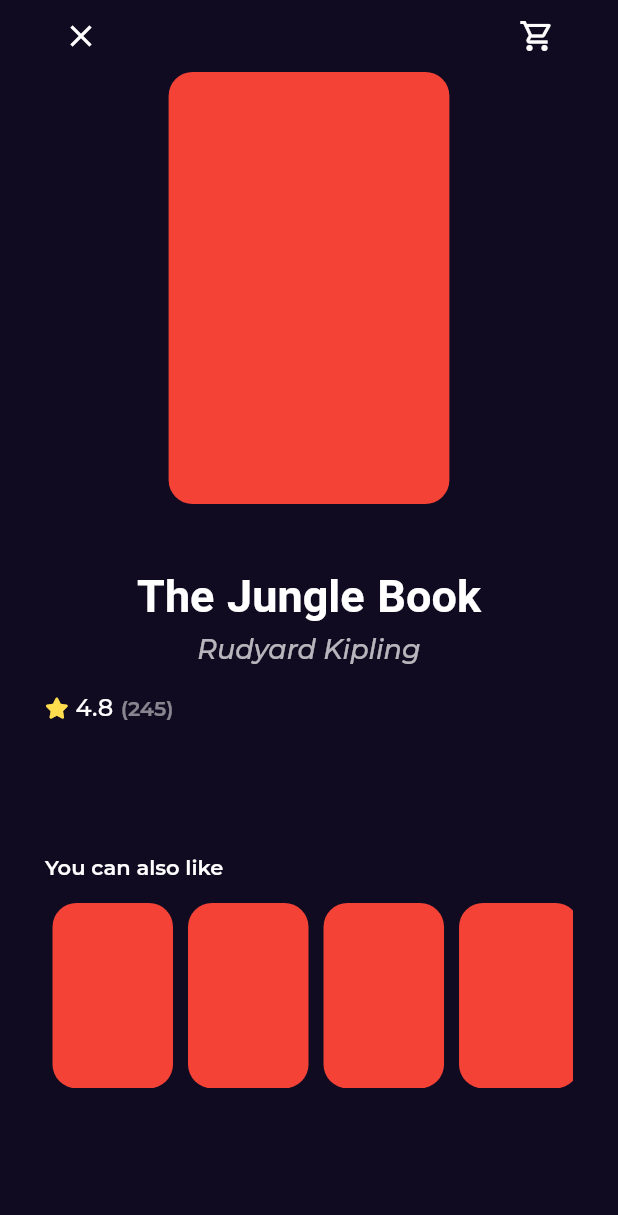
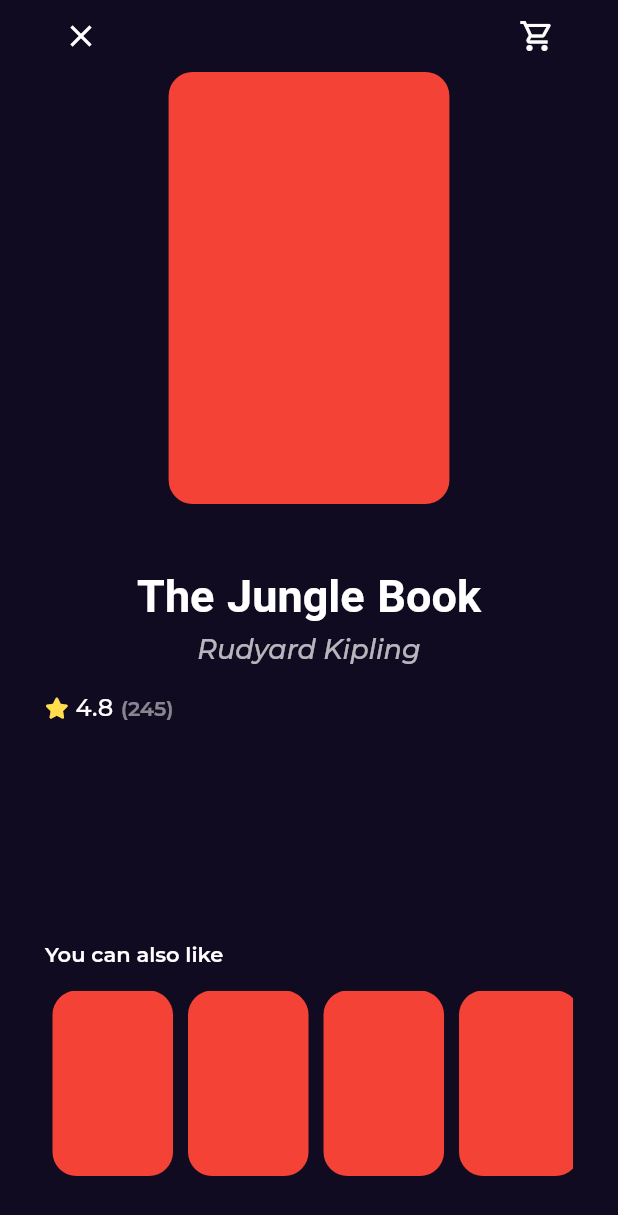
Before and after one commit to EMADOMARAH/bookly, a Flutter app: the BookDetailesView screen opened by its route, on a phone screen of 412 x 824 dp. Shown: the top 1215 px of the screen. Run offline on Flutter 3.47's test engine with Material 2 defaults, Android fonts, the phone set to English and light mode, and no system bars; our stand-ins replace font_awesome_flutter, go_router, google_fonts.

Commit message:
add custom scroll view

```diff
--- a/lib/features/home/presentation/views/widget/book_detailes_view_body.dart
+++ b/lib/features/home/presentation/views/widget/book_detailes_view_body.dart
@@ -1,4 +1,3 @@
-import 'package:bookly/core/widgets/custom_botton.dart';
 import 'package:bookly/features/home/presentation/views/widget/book_rating.dart';
 import 'package:bookly/features/home/presentation/views/widget/custom_book_item.dart';
 import 'package:bookly/features/home/presentation/views/widget/sililer_books_list_view.dart';
@@ -13,7 +12,11 @@ class BookDetailesViewBody extends StatelessWidget {
   @override
   Widget build(BuildContext context) {
     var width = MediaQuery.of(context).size.width;
-    return Padding(
+    return CustomScrollView(
+      slivers: [
+        SliverFillRemaining(
+          hasScrollBody: false,
+          child: Padding(
             padding: const EdgeInsets.symmetric(horizontal: 30.0),
             child: Column(
               children: [
@@ -48,12 +51,15 @@ class BookDetailesViewBody extends StatelessWidget {
                   height: 37,
                 ),
                 const BooksAction(),
-          const SizedBox(
+                const Expanded(
+                  child: SizedBox(
                     height: 50,
+                  ),
                 ),
                 Align(
                   alignment: Alignment.centerLeft,
-            child: Text('You can also like',
+                  child: Text(
+                    'You can also like',
                     style: Styles.textStyle14.copyWith(
                       fontWeight: FontWeight.w600,
                     ),
@@ -68,6 +74,9 @@ class BookDetailesViewBody extends StatelessWidget {
                 ),
               ],
             ),
+          ),
+        ),
+      ],
     );
   }
 }
```
Lines whose indentation alone changed are shown as unchanged.
